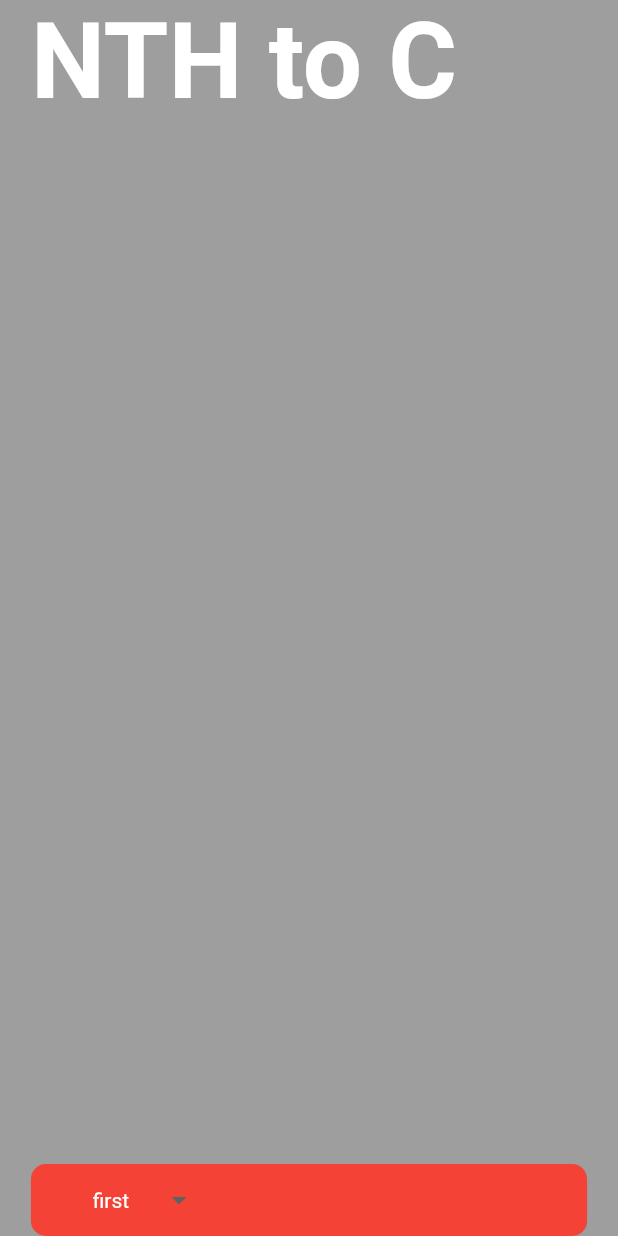
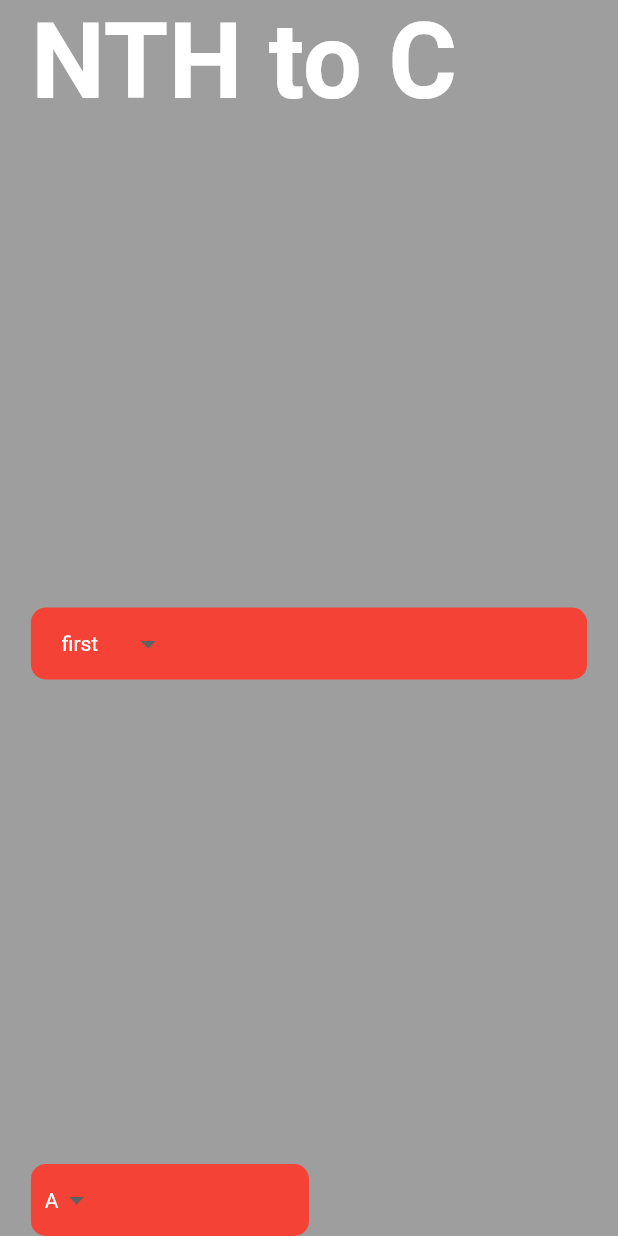
Before and after one commit to LoviceSunuwar/Flutter_UI_Practice, a Flutter app: the screen it shows after launch, on a phone screen of 412 x 824 dp. Run offline on Flutter 3.47's test engine with Material 2 defaults, Android fonts, the phone set to English and light mode, and no system bars; missing offline and left inert: dart:ffi.

Commit message:
Encapsulating drop down widgets into class

```diff
--- a/lib/pages/homepage.dart
+++ b/lib/pages/homepage.dart
@@ -1,4 +1,5 @@
 import 'package:flutter/material.dart';
+import 'package:ui_practice/widgets/custom_dropdownwidget.dart';
 
 class HomePage extends StatelessWidget {
   late double _deviceHeight, _deviceWidth;
@@ -18,7 +19,11 @@ class HomePage extends StatelessWidget {
             mainAxisAlignment: MainAxisAlignment.spaceBetween,
             mainAxisSize: MainAxisSize.max,
             crossAxisAlignment: CrossAxisAlignment.start,
-            children: [_justTitle(), _dropdownwidget()],
+            children: [
+              _justTitle(),
+              _dropdownwidget(),
+              _alphabetdropdownwidget(),
+            ],
           ),
         ),
       ),
@@ -48,28 +53,12 @@ class HomePage extends StatelessWidget {
   }
 
   Widget _dropdownwidget() {
-    List<String> _items = ['first', 'second', 'third'];
+    return CustomDropDown(
+        values: ['first', 'second', 'third'], width: _deviceWidth);
+  }
 
-    return Container(
-      width: _deviceWidth,
-      padding: EdgeInsets.symmetric(horizontal: _deviceHeight * 0.05),
-      decoration: BoxDecoration(
-          color: Colors.red, borderRadius: BorderRadius.circular(10)),
-      child: DropdownButton(
-        underline: Container(),
-        dropdownColor: Color.fromRGBO(53, 53, 53, 1.0),
-        style: TextStyle(color: Colors.white),
-        value: _items.first,
-        onChanged: (_) {},
-        items: _items.map(
-          (e) {
-            return DropdownMenuItem(
-              child: Text(e),
-              value: e,
-            );
-          },
-        ).toList(),
-      ),
-    );
+  Widget _alphabetdropdownwidget() {
+    return CustomDropDown(
+        values: ['A', 'B', 'C', 'D'], width: _deviceWidth * 0.45);
   }
 }
--- /dev/null
+++ b/lib/widgets/custom_dropdownwidget.dart
@@ -0,0 +1,35 @@
+import 'dart:ffi';
+
+import 'package:flutter/material.dart';
+
+class CustomDropDown extends StatelessWidget {
+  List<String> values;
+  double width;
+
+  CustomDropDown({required this.values, required this.width});
+
+  @override
+  Widget build(BuildContext context) {
+    return Container(
+      width: width,
+      padding: EdgeInsets.symmetric(horizontal: width * 0.05),
+      decoration: BoxDecoration(
+          color: Colors.red, borderRadius: BorderRadius.circular(10)),
+      child: DropdownButton(
+        underline: Container(),
+        dropdownColor: Color.fromRGBO(53, 53, 53, 1.0),
+        style: TextStyle(color: Colors.white),
+        value: values.first,
+        onChanged: (_) {},
+        items: values.map(
+          (e) {
+            return DropdownMenuItem(
+              child: Text(e),
+              value: e,
+            );
+          },
+        ).toList(),
+      ),
+    );
+  }
+}
```
